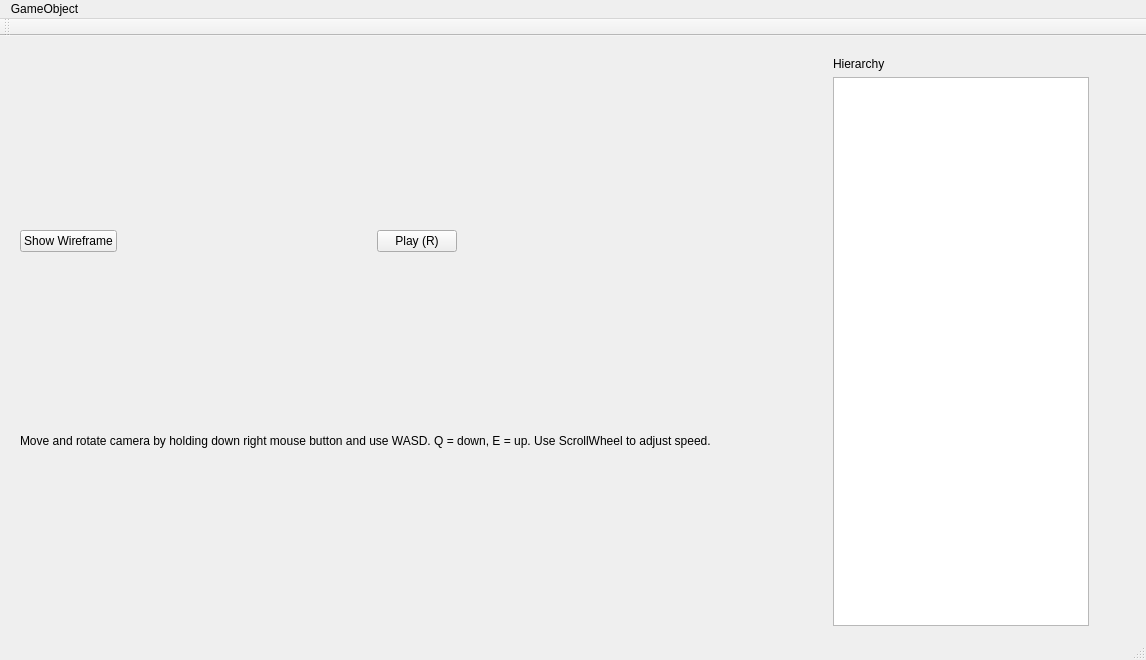
Above: mainwindow.ui from FredrikEik/Game_Engine_Architecture before the change. Below: the same form after it.
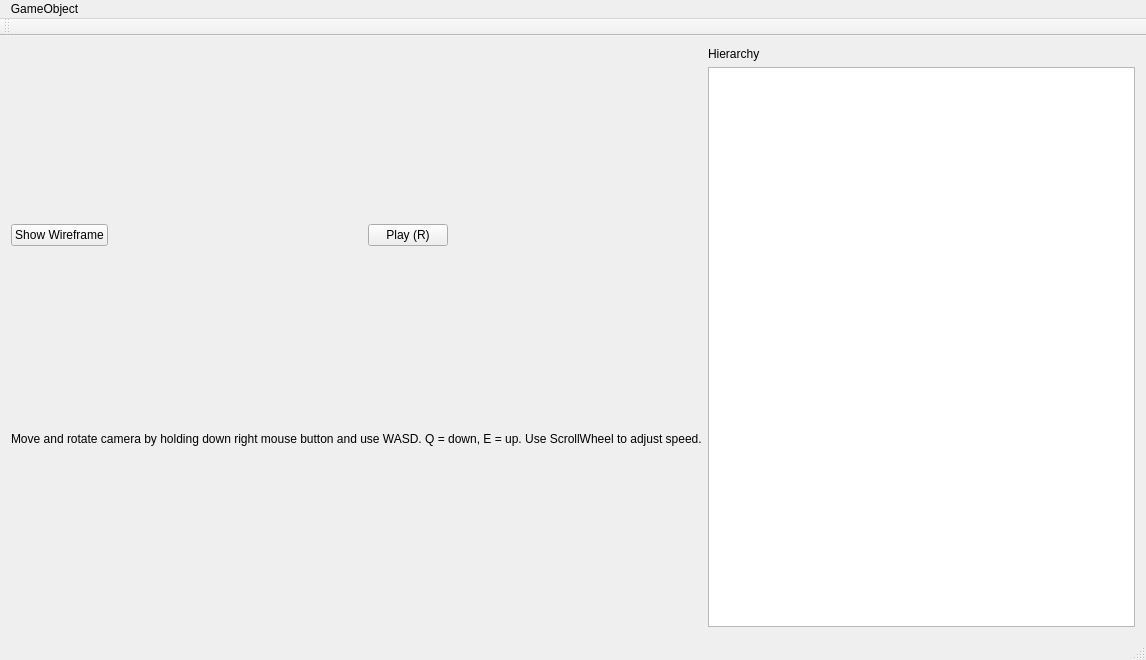
That is the form after the change.

Commit message: Fixed the red "error" in mainwindow

What changed in the file:
```diff
--- a/mainwindow.ui
+++ b/mainwindow.ui
@@ -14,15 +14,8 @@
    <string>OpenGL in Qt is great fun!</string>
   </property>
   <widget class="QWidget" name="centralWidget">
-   <widget class="QWidget" name="layoutWidget">
-    <property name="geometry">
-     <rect>
-      <x>9</x>
-      <y>10</y>
-      <width>1091</width>
-      <height>591</height>
-     </rect>
-    </property>
+   <layout class="QHBoxLayout" name="horizontalLayout_3">
+    <item>
     <layout class="QHBoxLayout" name="horizontalLayout_2">
      <item>
       <layout class="QVBoxLayout" name="verticalLayout_2">
@@ -100,19 +93,6 @@
        </item>
       </layout>
      </item>
-     <item>
-      <spacer name="horizontalSpacer_3">
-       <property name="orientation">
-        <enum>Qt::Horizontal</enum>
-       </property>
-       <property name="sizeHint" stdset="0">
-        <size>
-         <width>40</width>
-         <height>20</height>
-        </size>
-       </property>
-      </spacer>
-     </item>
      <item>
       <layout class="QVBoxLayout" name="verticalLayout">
        <item>
@@ -128,7 +108,8 @@
       </layout>
      </item>
     </layout>
-   </widget>
+    </item>
+   </layout>
   </widget>
   <widget class="QMenuBar" name="menuBar">
    <property name="geometry">
```
Lines whose indentation alone changed are shown as unchanged.
